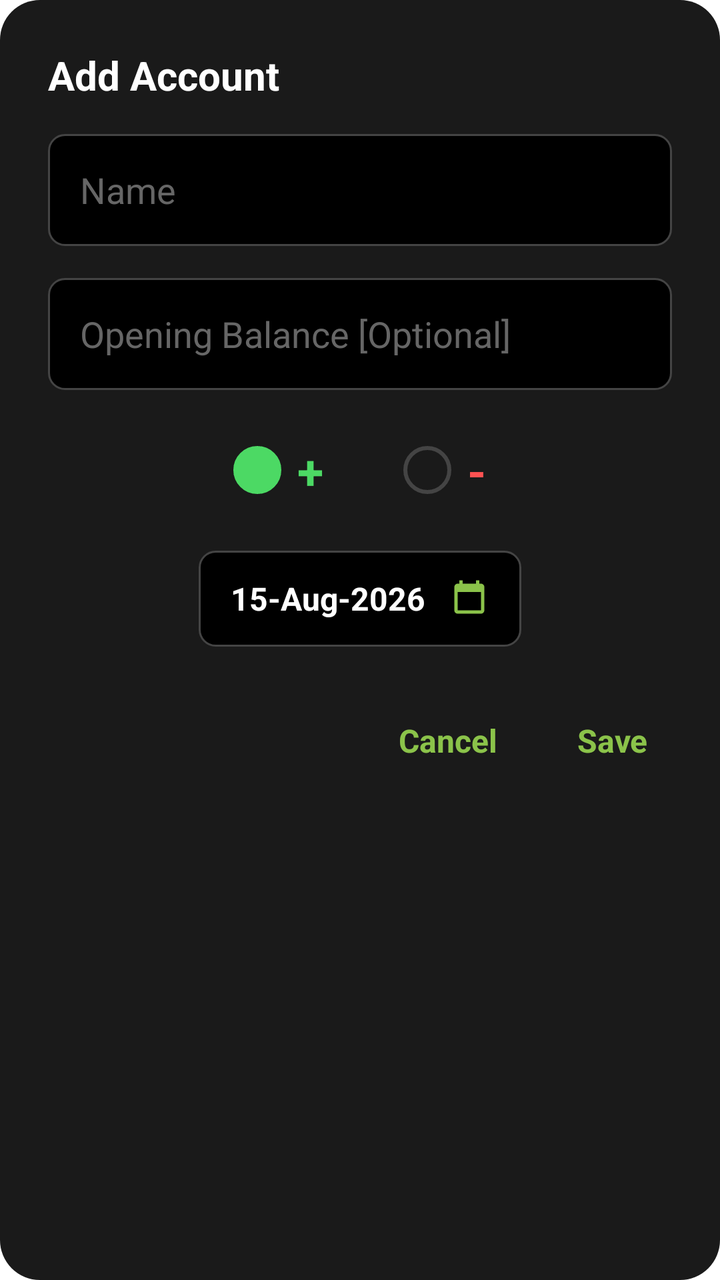
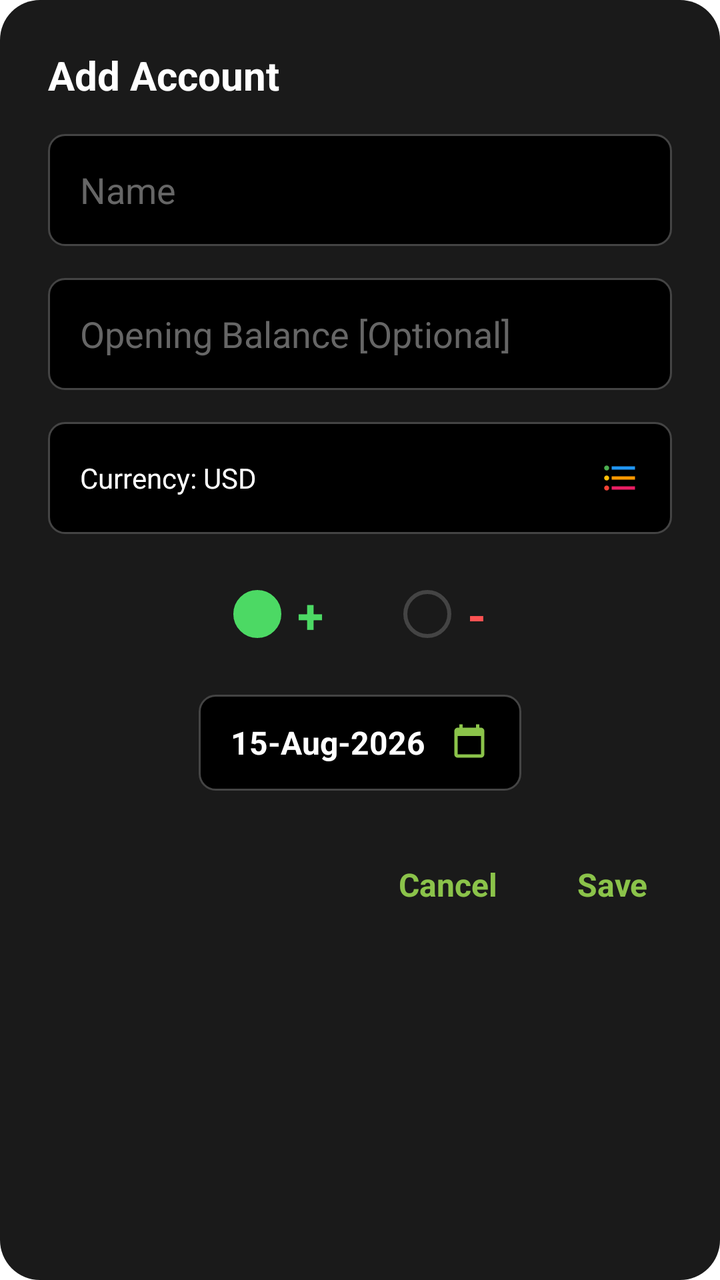

Before-and-after screenshots of an Android layout around one commit, followed by the original layout XML and the change that was made.
<!-- AndroidManifest.xml: application theme Theme.MyCalendar2026SAR -->
<!-- res/layout/dialog_add_account.xml -->
<?xml version="1.0" encoding="utf-8"?>
<LinearLayout xmlns:android="http://schemas.android.com/apk/res/android"
    xmlns:app="http://schemas.android.com/apk/res-auto"
    android:layout_width="match_parent"
    android:layout_height="wrap_content"
    android:background="@drawable/dialog_background_rounded"
    android:orientation="vertical"
    android:padding="24dp">

    <TextView
        android:id="@+id/dialogTitle"
        android:layout_width="wrap_content"
        android:layout_height="wrap_content"
        android:text="Add Account"
        android:textColor="@color/white"
        android:textSize="20sp"
        android:textStyle="bold" />

    <EditText
        android:id="@+id/editAccountName"
        android:layout_width="match_parent"
        android:layout_height="56dp"
        android:layout_marginTop="16dp"
        android:background="@drawable/edit_text_outline"
        android:hint="Name"
        android:inputType="textCapWords"
        android:paddingStart="16dp"
        android:paddingEnd="16dp"
        android:textColor="@color/white"
        android:textColorHint="#666666" />

    <EditText
        android:id="@+id/editAccountBalance"
        android:layout_width="match_parent"
        android:layout_height="56dp"
        android:layout_marginTop="16dp"
        android:background="@drawable/edit_text_outline"
        android:hint="Opening Balance [Optional]"
        android:inputType="numberDecimal"
        android:paddingStart="16dp"
        android:paddingEnd="16dp"
        android:textColor="@color/white"
        android:textColorHint="#666666" />

    <LinearLayout
        android:layout_width="match_parent"
        android:layout_height="wrap_content"
        android:layout_marginTop="16dp"
        android:gravity="center"
        android:orientation="horizontal">

        <LinearLayout
            android:id="@+id/typePlusContainer"
            android:layout_width="wrap_content"
            android:layout_height="wrap_content"
            android:gravity="center"
            android:orientation="horizontal"
            android:padding="8dp">

            <View
                android:id="@+id/indicatorPlus"
                android:layout_width="24dp"
                android:layout_height="24dp"
                android:background="@drawable/circle_indicator"
                android:backgroundTint="@color/income_green" />

            <TextView
                android:layout_width="wrap_content"
                android:layout_height="wrap_content"
                android:layout_marginStart="8dp"
                android:text="+"
                android:textColor="@color/income_green"
                android:textSize="24sp"
                android:textStyle="bold" />
        </LinearLayout>

        <LinearLayout
            android:id="@+id/typeMinusContainer"
            android:layout_width="wrap_content"
            android:layout_height="wrap_content"
            android:layout_marginStart="24dp"
            android:gravity="center"
            android:orientation="horizontal"
            android:padding="8dp">

            <View
                android:id="@+id/indicatorMinus"
                android:layout_width="24dp"
                android:layout_height="24dp"
                android:background="@drawable/circle_indicator" />

            <TextView
                android:layout_width="wrap_content"
                android:layout_height="wrap_content"
                android:layout_marginStart="8dp"
                android:text="-"
                android:textColor="@color/expense_red"
                android:textSize="24sp"
                android:textStyle="bold" />
        </LinearLayout>
    </LinearLayout>

    <LinearLayout
        android:id="@+id/dateSelectionBox"
        android:layout_width="wrap_content"
        android:layout_height="48dp"
        android:layout_gravity="center_horizontal"
        android:layout_marginTop="16dp"
        android:background="@drawable/edit_text_outline"
        android:gravity="center_vertical"
        android:orientation="horizontal"
        android:paddingStart="16dp"
        android:paddingEnd="16dp">

        <TextView
            android:id="@+id/txtAccountDate"
            android:layout_width="wrap_content"
            android:layout_height="wrap_content"
            android:text="15-Aug-2026"
            android:textColor="@color/white"
            android:textSize="16sp"
            android:textStyle="bold" />

        <ImageView
            android:layout_width="20dp"
            android:layout_height="20dp"
            android:layout_marginStart="12dp"
            android:src="@drawable/ic_menu_calendar_color"
            app:tint="@color/light_green" />
    </LinearLayout>

    <LinearLayout
        android:layout_width="match_parent"
        android:layout_height="wrap_content"
        android:layout_marginTop="24dp"
        android:gravity="end"
        android:orientation="horizontal">

        <TextView
            android:id="@+id/btnCancelAccount"
            android:layout_width="wrap_content"
            android:layout_height="wrap_content"
            android:padding="12dp"
            android:text="Cancel"
            android:textColor="@color/light_green"
            android:textSize="16sp"
            android:textStyle="bold" />

        <TextView
            android:id="@+id/btnSaveAccount"
            android:layout_width="wrap_content"
            android:layout_height="wrap_content"
            android:layout_marginStart="16dp"
            android:padding="12dp"
            android:text="Save"
            android:textColor="@color/light_green"
            android:textSize="16sp"
            android:textStyle="bold" />
    </LinearLayout>

</LinearLayout>
<!-- resources referenced by this layout -->
<resources>
  <color name="expense_red">#FF5252</color>
  <color name="income_green">#4CD964</color>
  <color name="light_green">#8BC34A</color>
  <color name="white">#FFFFFFFF</color>
  <!-- drawable circle_indicator (drawable) -->
  <?xml version="1.0" encoding="utf-8"?>
  <shape xmlns:android="http://schemas.android.com/apk/res/android"
      android:shape="oval">
      <stroke android:width="2dp" android:color="#444444" />
      <size android:width="24dp" android:height="24dp" />
  </shape>
  <!-- drawable dialog_background_rounded (drawable) -->
  <?xml version="1.0" encoding="utf-8"?>
  <shape xmlns:android="http://schemas.android.com/apk/res/android">
      <solid android:color="#1A1A1A" />
      <corners android:radius="20dp" />
  </shape>
  <!-- drawable edit_text_outline (drawable) -->
  <?xml version="1.0" encoding="utf-8"?>
  <shape xmlns:android="http://schemas.android.com/apk/res/android">
      <stroke android:width="1dp" android:color="#444444" />
      <corners android:radius="8dp" />
      <solid android:color="@color/black" />
  </shape>
  <!-- drawable ic_menu_calendar_color (drawable) -->
  <vector xmlns:android="http://schemas.android.com/apk/res/android"
      android:width="24dp"
      android:height="24dp"
      android:viewportWidth="24"
      android:viewportHeight="24">
      <path
          android:fillColor="#F44336"
          android:pathData="M19,3h-1V1h-2v2H8V1H6v2H5C3.89,3 3.01,3.9 3.01,5L3,19c0,1.1 0.89,2 2,2h14c1.1,0 2,-0.9 2,-2V5c0,-1.1 -0.9,-2 -2,-2zM19,19H5V8h14v11z" />
  </vector>
  <color name="black">#FF000000</color>
  <color name="hunter_green">#355E3B</color>
  <color name="teal_200">#FF03DAC5</color>
  <color name="teal_700">#FF018786</color>
  <style name="CustomMenuTextAppearance" parent="TextAppearance.AppCompat.Widget.PopupMenu.Large">
          <item name="android:textSize">@dimen/_10ssp</item>
          <item name="android:textColor">@color/white</item>
      </style>
  <style name="CustomPopupMenuStyle" parent="Widget.AppCompat.PopupMenu">
          <item name="android:minWidth">@dimen/_110sdp</item>
      </style>
  <style name="CustomAlertDialogTheme" parent="ThemeOverlay.MaterialComponents.MaterialAlertDialog">
          <item name="colorPrimary">@color/light_green</item>
          <item name="colorAccent">@color/light_green</item>
          <item name="colorSecondary">@color/light_green</item>
          <item name="android:textColorPrimary">@color/white</item>
          
          <item name="buttonBarPositiveButtonStyle">@style/GreenButtonStyle</item>
          <item name="buttonBarNegativeButtonStyle">@style/GreenButtonStyle</item>
          <item name="buttonBarNeutralButtonStyle">@style/GreenButtonStyle</item>
      </style>
  <style name="GreenButtonStyle" parent="Widget.MaterialComponents.Button.TextButton">
          <item name="android:textColor">@color/light_green</item>
      </style>
  <!-- unchanged entries left out for length: 1 -->
</resources>

<!-- the commit's change to res/layout/dialog_add_account.xml (unified diff, before → after) -->
@@ -41,6 +41,32 @@
         android:paddingEnd="16dp"
         android:textColor="@color/white"
         android:textColorHint="#666666" />
+
+    <LinearLayout
+        android:id="@+id/accountCurrencyPicker"
+        android:layout_width="match_parent"
+        android:layout_height="56dp"
+        android:layout_marginTop="16dp"
+        android:background="@drawable/edit_text_outline"
+        android:gravity="center_vertical"
+        android:orientation="horizontal"
+        android:paddingStart="16dp"
+        android:paddingEnd="16dp">
+
+        <TextView
+            android:id="@+id/txtAccountCurrency"
+            android:layout_width="0dp"
+            android:layout_height="wrap_content"
+            android:layout_weight="1"
+            android:text="Currency: USD"
+            android:textColor="@color/white"
+            android:textSize="14sp" />
+
+        <ImageView
+            android:layout_width="20dp"
+            android:layout_height="20dp"
+            android:src="@drawable/ic_menu_tx_all_color" />
+    </LinearLayout>
 
     <LinearLayout
         android:layout_width="match_parent"
<!-- resource entries referenced after the edit -->
@@ -34,6 +34,35 @@
           android:fillColor="#F44336"
           android:pathData="M19,3h-1V1h-2v2H8V1H6v2H5C3.89,3 3.01,3.9 3.01,5L3,19c0,1.1 0.89,2 2,2h14c1.1,0 2,-0.9 2,-2V5c0,-1.1 -0.9,-2 -2,-2zM19,19H5V8h14v11z" />
   </vector>
+  <!-- drawable ic_menu_tx_all_color (drawable) -->
+  <vector xmlns:android="http://schemas.android.com/apk/res/android"
+      android:width="24dp"
+      android:height="24dp"
+      android:viewportWidth="24"
+      android:viewportHeight="24">
+      
+      <path
+          android:fillColor="#FFC107"
+          android:pathData="M4,10.5c-0.83,0 -1.5,0.67 -1.5,1.5s0.67,1.5 1.5,1.5 1.5,-0.67 1.5,-1.5 -0.67,-1.5 -1.5,-1.5z" />
+      
+      <path
+          android:fillColor="#4CAF50"
+          android:pathData="M4,4.5c-0.83,0 -1.5,0.67 -1.5,1.5s0.67,1.5 1.5,1.5 1.5,-0.67 1.5,-1.5 -0.67,-1.5 -1.5,-1.5z" />
+      
+      <path
+          android:fillColor="#F44336"
+          android:pathData="M4,16.5c-0.83,0 -1.5,0.67 -1.5,1.5s0.67,1.5 1.5,1.5 1.5,-0.67 1.5,-1.5 -0.67,-1.5 -1.5,-1.5z" />
+      
+      <path
+          android:fillColor="#2196F3"
+          android:pathData="M7,5h14v2H7V5z" />
+      <path
+          android:fillColor="#FF9800"
+          android:pathData="M7,11h14v2H7v-2z" />
+      <path
+          android:fillColor="#E91E63"
+          android:pathData="M7,17h14v2H7v-2z" />
+  </vector>
   <color name="black">#FF000000</color>
   <color name="hunter_green">#355E3B</color>
   <color name="teal_200">#FF03DAC5</color>
